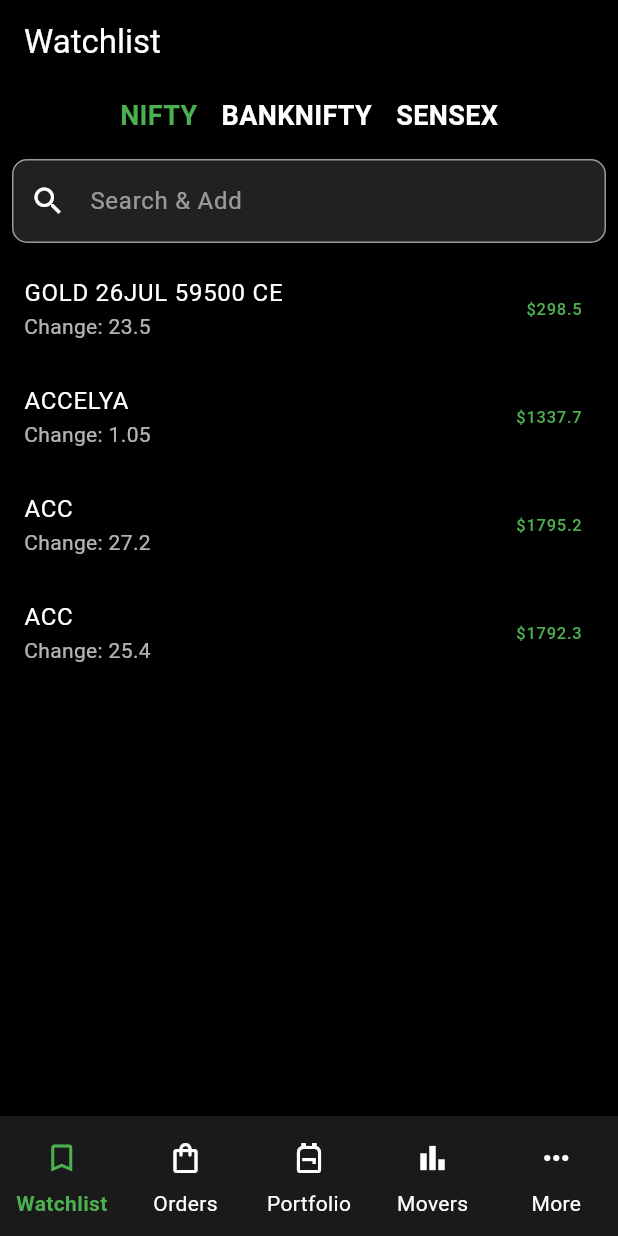
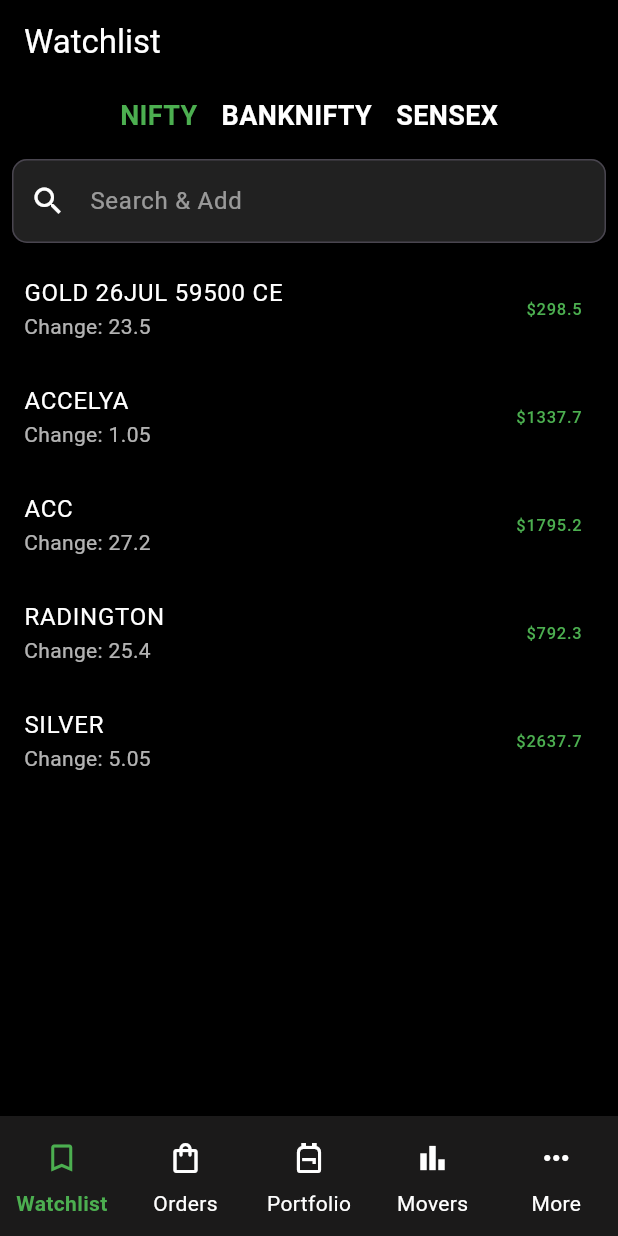
Before and after one commit to gurunivash2001/watchlistapp, a Flutter app: the screen it shows after launch, on a phone screen of 412 x 824 dp. Run offline on Flutter 3.47's test engine with Material 3 defaults, Android fonts, the phone set to English and light mode, and no system bars; our stand-ins replace equatable, flutter_bloc.

Commit message:
modified the text style

```diff
--- a/lib/app/core/app_string.dart
+++ b/lib/app/core/app_string.dart
@@ -1,6 +1,11 @@
 class AppString {
   AppString._();
 
-// LOGIN SCREEN
-  static const userName = "User name";
+  static const stillindevelopment = "Still in Development...";
+  static const watchlist = "Watchlist";
+  static const orders = "Orders";
+  static const portfolio = "Portfolio";
+  static const movers = "Movers";
+  static const more = "More";
+  static const searchadd = "Search & Add";
 }
--- /dev/null
+++ b/lib/app/core/app_style.dart
@@ -0,0 +1,8 @@
+import 'package:flutter/material.dart';
+
+const primaryColor = Colors.indigo;
+const redColor = Color(0xffFF3B30);
+
+var headLine1 = TextStyle(color: Colors.white54, fontSize: 16);
+
+var headLine2 = TextStyle(color: Colors.white);
--- a/lib/app/modules/watchlist/bloc/watchlist_bloc.dart
+++ b/lib/app/modules/watchlist/bloc/watchlist_bloc.dart
@@ -11,7 +11,8 @@
             {"name": "GOLD 26JUL 59500 CE", "price": 298.50, "change": 23.50},
             {"name": "ACCELYA", "price": 1337.70, "change": 1.05},
             {"name": "ACC", "price": 1795.20, "change": 27.20},
-            {"name": "ACC", "price": 1792.30, "change": 25.40},
+            {"name": "RADINGTON", "price": 792.30, "change": 25.40},
+            {"name": "SILVER", "price": 2637.70, "change": 5.05},
           ],
         )) {
     on<LoadWatchlist>((event, emit) {
--- a/lib/app/modules/watchlist/screens/watchlist_screen.dart
+++ b/lib/app/modules/watchlist/screens/watchlist_screen.dart
@@ -1,8 +1,11 @@
 import 'package:flutter/material.dart';
 import 'package:flutter_bloc/flutter_bloc.dart';
+import 'package:watchlisttask/app/core/app_string.dart';
+import 'package:watchlisttask/app/core/app_style.dart';
 import 'package:watchlisttask/app/modules/watchlist/bloc/watchlist_bloc.dart';
 import 'package:watchlisttask/app/modules/watchlist/bloc/watchlist_event.dart';
 import 'package:watchlisttask/app/modules/watchlist/bloc/watchlist_state.dart';
+import 'package:watchlisttask/app/modules/watchlist/screens/search_screen.dart';
 
 class WatchlistScreen extends StatelessWidget {
   @override
@@ -10,16 +13,15 @@
     return BlocProvider(
       create: (context) => WatchlistBloc()..add(LoadWatchlist()),
       child: Scaffold(
-        backgroundColor: Colors.black, // Set background to black
+        backgroundColor: Colors.black,
         appBar: AppBar(
-          title: Text("Watchlist", style: TextStyle(color: Colors.white)),
-          backgroundColor: Colors.black, // AppBar background color
+          title: Text(AppString.watchlist, style: headLine2),
+          backgroundColor: Colors.black,
           elevation: 0,
-          iconTheme: IconThemeData(color: Colors.white), // Icon color
+          iconTheme: IconThemeData(color: Colors.white),
         ),
         body: Column(
           children: [
-            // Watchlist Tabs
             BlocBuilder<WatchlistBloc, WatchlistState>(
               builder: (context, state) {
                 return Row(
@@ -42,7 +44,7 @@
                             fontWeight: FontWeight.bold,
                             color: state.selectedGroupIndex == idx
                                 ? Colors.green
-                                : Colors.white, // Text color to white
+                                : Colors.white,
                           ),
                         ),
                       ),
@@ -58,34 +60,24 @@
                 child: TextField(
                   decoration: InputDecoration(
                     filled: true,
-                  fillColor: Colors.grey[900], // Dark search bar background
-                  hintText: "Search & Add",
-                  hintStyle:
-                      TextStyle(color: Colors.white54), // Hint text color
+                    fillColor: Colors.grey[900],
+                    hintText: AppString.searchadd,
+                    hintStyle: TextStyle(color: Colors.white54),
                     prefixIcon: Icon(Icons.search, color: Colors.white),
                     border: OutlineInputBorder(
                       borderRadius: BorderRadius.circular(10),
-                    borderSide: BorderSide(color: Colors.white),
-                  ),
-                  enabledBorder: OutlineInputBorder(
-                    borderRadius: BorderRadius.circular(10),
                       borderSide: BorderSide(color: Colors.white54),
                     ),
-                  focusedBorder: OutlineInputBorder(
-                    borderRadius: BorderRadius.circular(10),
-                    borderSide: BorderSide(color: Colors.white),
                   ),
-                ),
-                style: TextStyle(color: Colors.white), // Input text color
+                  style: headLine2,
+                  readOnly: true,
                   onTap: () {
                     Navigator.push(
                       context,
-                    MaterialPageRoute(
-                        builder: (context) => DummySearchScreen()),
+                      MaterialPageRoute(builder: (context) => SearchScreen()),
                     );
                   },
-              ),
-            ),
+                )),
 
             // Watchlist Symbols
             Expanded(
@@ -114,20 +106,3 @@
     );
   }
 }
-
-class DummySearchScreen extends StatelessWidget {
-  @override
-  Widget build(BuildContext context) {
-    return Scaffold(
-      backgroundColor: Colors.black, // Set background to black
-      appBar: AppBar(
-        title: Text("Search Stocks", style: TextStyle(color: Colors.white)),
-        backgroundColor: Colors.black,
-        iconTheme: IconThemeData(color: Colors.white),
-      ),
-      body: Center(
-          child: Text("This is a dummy search screen.",
-              style: TextStyle(color: Colors.white))),
-    );
-  }
-}
--- a/lib/app/modules/widgets/navigation.dart
+++ b/lib/app/modules/widgets/navigation.dart
@@ -1,5 +1,6 @@
 import 'package:flutter/material.dart';
 import 'package:flutter_bloc/flutter_bloc.dart';
+import 'package:watchlisttask/app/core/app_string.dart';
 import 'package:watchlisttask/app/modules/widgets/blocs/navigation_bloc.dart';
 import 'package:watchlisttask/app/modules/widgets/blocs/navigation_event.dart';
 import 'package:watchlisttask/app/modules/widgets/blocs/navigation_state.dart';
@@ -11,13 +12,11 @@
       builder: (context, state) {
         final navigationBloc = BlocProvider.of<NavigationBloc>(context);
 
-        // Ensure the selected index is within the valid range
         int selectedIndex = navigationBloc.screens.indexOf(state.screen);
         if (selectedIndex < 0 ||
             selectedIndex >= navigationBloc.screens.length) {
-          selectedIndex = 0; // Default to first tab
+          selectedIndex = 0;
         }
-
         return Scaffold(
           body: state.screen,
           bottomNavigationBar: NavigationBarTheme(
@@ -36,7 +35,7 @@
               backgroundColor: const Color.fromARGB(255, 27, 26, 26),
               height: 80,
               elevation: 0,
-              selectedIndex: selectedIndex, // ✅ Ensure valid index
+              selectedIndex: selectedIndex,
               onDestinationSelected: (index) {
                 navigationBloc.add(NavigationItemSelected(index));
               },
@@ -45,27 +44,27 @@
                 NavigationDestination(
                   icon: Icon(Icons.bookmark_outline,
                       color: selectedIndex == 0 ? Colors.green : Colors.white),
-                  label: 'Watchlist',
+                  label: AppString.watchlist,
                 ),
                 NavigationDestination(
                   icon: Icon(Icons.shopping_bag_outlined,
                       color: selectedIndex == 1 ? Colors.green : Colors.white),
-                  label: 'Orders',
+                  label: AppString.orders,
                 ),
                 NavigationDestination(
                   icon: Icon(Icons.backpack_outlined,
                       color: selectedIndex == 2 ? Colors.green : Colors.white),
-                  label: 'Portfolio',
+                  label: AppString.portfolio,
                 ),
                 NavigationDestination(
                   icon: Icon(Icons.bar_chart_outlined,
                       color: selectedIndex == 3 ? Colors.green : Colors.white),
-                  label: 'Movers',
+                  label: AppString.movers,
                 ),
                 NavigationDestination(
                   icon: Icon(Icons.more_horiz_outlined,
                       color: selectedIndex == 4 ? Colors.green : Colors.white),
-                  label: 'More',
+                  label: AppString.more,
                 ),
               ],
             ),
```
Also changed, not shown: lib/app/modules/watchlist/screens/search_screen.dart (added, +68 -0 lines). Lines whose indentation alone changed are shown as unchanged.
